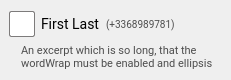
Above: ui/MainWindow/conversationBox.ui from PaulEcoffet/Nex-yu-computer before the change. Below: the same form after it.
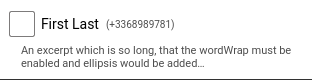
That is the form after the change. Icons and pictures are not drawn.

Commit message: Addition of style & modification of size policy of conversationBox

Patch:
```diff
--- a/ui/MainWindow/conversationBox.ui
+++ b/ui/MainWindow/conversationBox.ui
@@ -7,12 +7,12 @@
    <rect>
     <x>0</x>
     <y>0</y>
-    <width>231</width>
+    <width>312</width>
     <height>80</height>
    </rect>
   </property>
   <property name="sizePolicy">
-   <sizepolicy hsizetype="Preferred" vsizetype="Fixed">
+   <sizepolicy hsizetype="Ignored" vsizetype="Fixed">
     <horstretch>0</horstretch>
     <verstretch>0</verstretch>
    </sizepolicy>
@@ -30,7 +30,7 @@
    </size>
   </property>
   <property name="styleSheet">
-   <string notr="true">#contactBox
+   <string notr="true">#conversationBox
 {
 	background-color: white;
 	border-bottom: 1px solid #323232;
```
Left out of the diff: 18 changed lines with no effect on the pictures. The commit also changes 6 other files.
